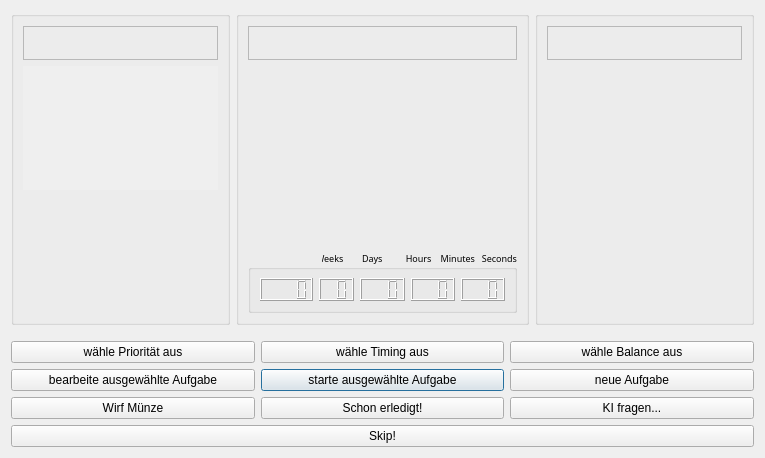
First picture: the form in src/ui/what_now.ui, repository amogorkon/watnu, before the edit.
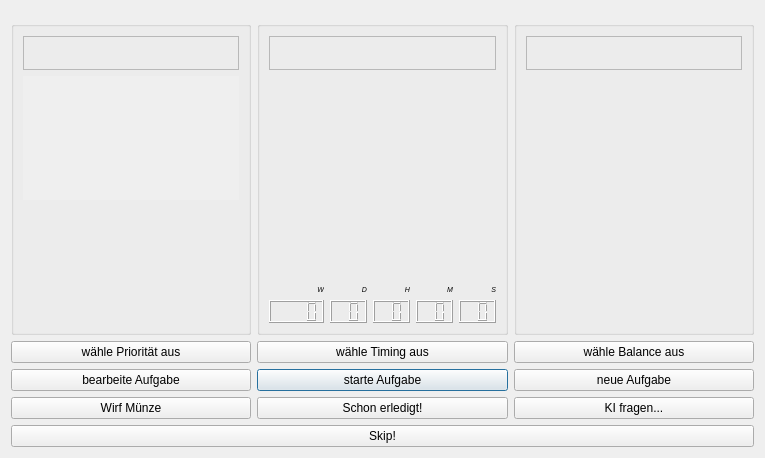
Second picture: the form after the edit. Icons and pictures are not drawn.

Diff of the .ui file:
```diff
--- a/src/ui/what_now.ui
+++ b/src/ui/what_now.ui
@@ -31,8 +31,253 @@
   </property>
   <layout class="QVBoxLayout" name="verticalLayout">
    <item>
-    <layout class="QHBoxLayout" name="horizontalLayout_5">
-     <item>
+    <layout class="QHBoxLayout" name="horizontalLayout_5"/>
+   </item>
+   <item>
+    <layout class="QGridLayout" name="num_buttons">
+     <property name="topMargin">
+      <number>10</number>
+     </property>
+     <item row="2" column="2">
+      <widget class="QPushButton" name="button6">
+       <property name="font">
+        <font>
+         <italic>false</italic>
+        </font>
+       </property>
+       <property name="toolTip">
+        <string>Num6</string>
+       </property>
+       <property name="toolTipDuration">
+        <number>1000</number>
+       </property>
+       <property name="statusTip">
+        <string>6</string>
+       </property>
+       <property name="text">
+        <string>neue Aufgabe</string>
+       </property>
+       <property name="shortcut">
+        <string>6</string>
+       </property>
+       <property name="autoDefault">
+        <bool>false</bool>
+       </property>
+      </widget>
+     </item>
+     <item row="2" column="1">
+      <widget class="QPushButton" name="button5">
+       <property name="font">
+        <font>
+         <italic>false</italic>
+        </font>
+       </property>
+       <property name="toolTip">
+        <string>Num5</string>
+       </property>
+       <property name="toolTipDuration">
+        <number>1000</number>
+       </property>
+       <property name="statusTip">
+        <string>5</string>
+       </property>
+       <property name="text">
+        <string>starte Aufgabe</string>
+       </property>
+       <property name="shortcut">
+        <string>5</string>
+       </property>
+       <property name="autoDefault">
+        <bool>true</bool>
+       </property>
+      </widget>
+     </item>
+     <item row="1" column="0">
+      <widget class="QPushButton" name="button7">
+       <property name="enabled">
+        <bool>true</bool>
+       </property>
+       <property name="font">
+        <font>
+         <italic>false</italic>
+        </font>
+       </property>
+       <property name="text">
+        <string>wähle Priorität aus</string>
+       </property>
+       <property name="shortcut">
+        <string>7</string>
+       </property>
+       <property name="autoDefault">
+        <bool>false</bool>
+       </property>
+      </widget>
+     </item>
+     <item row="1" column="2">
+      <widget class="QPushButton" name="button9">
+       <property name="font">
+        <font>
+         <italic>false</italic>
+        </font>
+       </property>
+       <property name="text">
+        <string>wähle Balance aus</string>
+       </property>
+       <property name="shortcut">
+        <string>9</string>
+       </property>
+       <property name="autoDefault">
+        <bool>false</bool>
+       </property>
+      </widget>
+     </item>
+     <item row="3" column="2">
+      <widget class="QPushButton" name="button3">
+       <property name="font">
+        <font>
+         <italic>false</italic>
+        </font>
+       </property>
+       <property name="toolTip">
+        <string>Num3</string>
+       </property>
+       <property name="toolTipDuration">
+        <number>1000</number>
+       </property>
+       <property name="statusTip">
+        <string>3</string>
+       </property>
+       <property name="text">
+        <string>KI fragen...</string>
+       </property>
+       <property name="autoDefault">
+        <bool>false</bool>
+       </property>
+      </widget>
+     </item>
+     <item row="4" column="0" colspan="3">
+      <widget class="QPushButton" name="button0">
+       <property name="toolTip">
+        <string>Num0</string>
+       </property>
+       <property name="toolTipDuration">
+        <number>1000</number>
+       </property>
+       <property name="text">
+        <string>Skip!</string>
+       </property>
+       <property name="shortcut">
+        <string extracomment="Skip Task (@Num_0)">0</string>
+       </property>
+       <property name="autoDefault">
+        <bool>false</bool>
+       </property>
+      </widget>
+     </item>
+     <item row="1" column="1">
+      <widget class="QPushButton" name="button8">
+       <property name="font">
+        <font>
+         <italic>false</italic>
+        </font>
+       </property>
+       <property name="text">
+        <string>wähle Timing aus</string>
+       </property>
+       <property name="shortcut">
+        <string>8</string>
+       </property>
+       <property name="autoDefault">
+        <bool>false</bool>
+       </property>
+      </widget>
+     </item>
+     <item row="3" column="1">
+      <widget class="QPushButton" name="button2">
+       <property name="font">
+        <font>
+         <italic>false</italic>
+        </font>
+       </property>
+       <property name="toolTip">
+        <string>Num2</string>
+       </property>
+       <property name="toolTipDuration">
+        <number>1000</number>
+       </property>
+       <property name="statusTip">
+        <string>2</string>
+       </property>
+       <property name="text">
+        <string>Schon erledigt!</string>
+       </property>
+       <property name="shortcut">
+        <string>2</string>
+       </property>
+       <property name="autoDefault">
+        <bool>false</bool>
+       </property>
+      </widget>
+     </item>
+     <item row="3" column="0">
+      <widget class="QPushButton" name="button1">
+       <property name="font">
+        <font>
+         <italic>false</italic>
+        </font>
+       </property>
+       <property name="toolTip">
+        <string>Num1</string>
+       </property>
+       <property name="toolTipDuration">
+        <number>1000</number>
+       </property>
+       <property name="statusTip">
+        <string>1</string>
+       </property>
+       <property name="text">
+        <string>Wirf Münze</string>
+       </property>
+       <property name="icon">
+        <iconset>
+         <normaloff>../extra/coin.svg</normaloff>../extra/coin.svg</iconset>
+       </property>
+       <property name="shortcut">
+        <string>1</string>
+       </property>
+       <property name="autoDefault">
+        <bool>false</bool>
+       </property>
+      </widget>
+     </item>
+     <item row="2" column="0">
+      <widget class="QPushButton" name="button4">
+       <property name="font">
+        <font>
+         <italic>false</italic>
+        </font>
+       </property>
+       <property name="toolTip">
+        <string>Num4</string>
+       </property>
+       <property name="toolTipDuration">
+        <number>1000</number>
+       </property>
+       <property name="statusTip">
+        <string>4</string>
+       </property>
+       <property name="text">
+        <string>bearbeite Aufgabe</string>
+       </property>
+       <property name="shortcut">
+        <string>4</string>
+       </property>
+       <property name="autoDefault">
+        <bool>false</bool>
+       </property>
+      </widget>
+     </item>
+     <item row="0" column="0">
       <widget class="QGroupBox" name="priority">
        <property name="sizePolicy">
         <sizepolicy hsizetype="Expanding" vsizetype="Expanding">
@@ -59,6 +304,9 @@
        <property name="toolTip">
         <string>Num7</string>
        </property>
+       <property name="toolTipDuration">
+        <number>1000</number>
+       </property>
        <property name="title">
         <string/>
        </property>
@@ -194,7 +442,7 @@
        </layout>
       </widget>
      </item>
-     <item>
+     <item row="0" column="1">
       <widget class="QGroupBox" name="timing">
        <property name="sizePolicy">
         <sizepolicy hsizetype="Expanding" vsizetype="Preferred">
@@ -210,6 +458,9 @@
        <property name="toolTip">
         <string>Num8</string>
        </property>
+       <property name="toolTipDuration">
+        <number>1000</number>
+       </property>
        <property name="title">
         <string/>
        </property>
@@ -217,67 +468,225 @@
         <set>Qt::AlignCenter</set>
        </property>
        <layout class="QGridLayout" name="gridLayout_2">
-        <item row="3" column="0">
-         <widget class="QLabel" name="task_desc_timing">
-          <property name="sizePolicy">
-           <sizepolicy hsizetype="Expanding" vsizetype="Preferred">
-            <horstretch>0</horstretch>
-            <verstretch>0</verstretch>
-           </sizepolicy>
+        <item row="5" column="0">
+         <layout class="QGridLayout" name="gridLayout_4">
+          <property name="topMargin">
+           <number>0</number>
           </property>
-          <property name="minimumSize">
-           <size>
-            <width>195</width>
-            <height>0</height>
-           </size>
-          </property>
-          <property name="font">
-           <font>
-            <family>Segoe MDL2 Assets</family>
-            <pointsize>8</pointsize>
-            <weight>75</weight>
-            <italic>false</italic>
-            <bold>true</bold>
-           </font>
-          </property>
-          <property name="toolTip">
-           <string notr="true"/>
-          </property>
-          <property name="autoFillBackground">
-           <bool>false</bool>
-          </property>
-          <property name="frameShape">
-           <enum>QFrame::NoFrame</enum>
-          </property>
-          <property name="text">
-           <string notr="true"/>
-          </property>
-          <property name="textFormat">
-           <enum>Qt::PlainText</enum>
-          </property>
-          <property name="alignment">
-           <set>Qt::AlignJustify|Qt::AlignTop</set>
-          </property>
-          <property name="wordWrap">
-           <bool>true</bool>
-          </property>
-          <property name="openExternalLinks">
-           <bool>false</bool>
-          </property>
-         </widget>
-        </item>
-        <item row="4" column="0">
-         <spacer name="verticalSpacer_2">
-          <property name="orientation">
-           <enum>Qt::Vertical</enum>
-          </property>
-          <property name="sizeHint" stdset="0">
-           <size>
-            <width>20</width>
-            <height>40</height>
-           </size>
-          </property>
-         </spacer>
+          <item row="1" column="0">
+           <widget class="QLCDNumber" name="deadline_weeks">
+            <property name="sizePolicy">
+             <sizepolicy hsizetype="Minimum" vsizetype="Fixed">
+              <horstretch>0</horstretch>
+              <verstretch>0</verstretch>
+             </sizepolicy>
+            </property>
+            <property name="font">
+             <font>
+              <pointsize>5</pointsize>
+             </font>
+            </property>
+            <property name="smallDecimalPoint">
+             <bool>false</bool>
+            </property>
+            <property name="digitCount">
+             <number>4</number>
+            </property>
+            <property name="segmentStyle">
+             <enum>QLCDNumber::Filled</enum>
+            </property>
+           </widget>
+          </item>
+          <item row="1" column="1">
+           <widget class="QLCDNumber" name="deadline_days">
+            <property name="sizePolicy">
+             <sizepolicy hsizetype="Minimum" vsizetype="Fixed">
+              <horstretch>0</horstretch>
+              <verstretch>0</verstretch>
+             </sizepolicy>
+            </property>
+            <property name="font">
+             <font>
+              <pointsize>5</pointsize>
+             </font>
+            </property>
+            <property name="digitCount">
+             <number>2</number>
+            </property>
+            <property name="segmentStyle">
+             <enum>QLCDNumber::Filled</enum>
+            </property>
+           </widget>
+          </item>
+          <item row="1" column="2">
+           <widget class="QLCDNumber" name="deadline_hours">
+            <property name="sizePolicy">
+             <sizepolicy hsizetype="Minimum" vsizetype="Fixed">
+              <horstretch>0</horstretch>
+              <verstretch>0</verstretch>
+             </sizepolicy>
+            </property>
+            <property name="font">
+             <font>
+              <pointsize>5</pointsize>
+             </font>
+            </property>
+            <property name="digitCount">
+             <number>2</number>
+            </property>
+            <property name="segmentStyle">
+             <enum>QLCDNumber::Filled</enum>
+            </property>
+           </widget>
+          </item>
+          <item row="1" column="3">
+           <widget class="QLCDNumber" name="deadline_minutes">
+            <property name="sizePolicy">
+             <sizepolicy hsizetype="Minimum" vsizetype="Fixed">
+              <horstretch>0</horstretch>
+              <verstretch>0</verstretch>
+             </sizepolicy>
+            </property>
+            <property name="font">
+             <font>
+              <pointsize>5</pointsize>
+             </font>
+            </property>
+            <property name="digitCount">
+             <number>2</number>
+            </property>
+            <property name="segmentStyle">
+             <enum>QLCDNumber::Filled</enum>
+            </property>
+           </widget>
+          </item>
+          <item row="1" column="4">
+           <widget class="QLCDNumber" name="deadline_seconds">
+            <property name="sizePolicy">
+             <sizepolicy hsizetype="Minimum" vsizetype="Fixed">
+              <horstretch>0</horstretch>
+              <verstretch>0</verstretch>
+             </sizepolicy>
+            </property>
+            <property name="font">
+             <font>
+              <pointsize>5</pointsize>
+             </font>
+            </property>
+            <property name="digitCount">
+             <number>2</number>
+            </property>
+            <property name="segmentStyle">
+             <enum>QLCDNumber::Filled</enum>
+            </property>
+           </widget>
+          </item>
+          <item row="0" column="0">
+           <widget class="QLabel" name="label">
+            <property name="sizePolicy">
+             <sizepolicy hsizetype="Minimum" vsizetype="Preferred">
+              <horstretch>0</horstretch>
+              <verstretch>0</verstretch>
+             </sizepolicy>
+            </property>
+            <property name="font">
+             <font>
+              <pointsize>5</pointsize>
+             </font>
+            </property>
+            <property name="text">
+             <string>W</string>
+            </property>
+            <property name="alignment">
+             <set>Qt::AlignRight|Qt::AlignTrailing|Qt::AlignVCenter</set>
+            </property>
+           </widget>
+          </item>
+          <item row="0" column="1">
+           <widget class="QLabel" name="label_2">
+            <property name="sizePolicy">
+             <sizepolicy hsizetype="Minimum" vsizetype="Preferred">
+              <horstretch>0</horstretch>
+              <verstretch>0</verstretch>
+             </sizepolicy>
+            </property>
+            <property name="font">
+             <font>
+              <pointsize>5</pointsize>
+             </font>
+            </property>
+            <property name="text">
+             <string>D</string>
+            </property>
+            <property name="alignment">
+             <set>Qt::AlignRight|Qt::AlignTrailing|Qt::AlignVCenter</set>
+            </property>
+           </widget>
+          </item>
+          <item row="0" column="2">
+           <widget class="QLabel" name="label_3">
+            <property name="sizePolicy">
+             <sizepolicy hsizetype="Minimum" vsizetype="Preferred">
+              <horstretch>0</horstretch>
+              <verstretch>0</verstretch>
+             </sizepolicy>
+            </property>
+            <property name="font">
+             <font>
+              <pointsize>5</pointsize>
+             </font>
+            </property>
+            <property name="text">
+             <string>H</string>
+            </property>
+            <property name="alignment">
+             <set>Qt::AlignRight|Qt::AlignTrailing|Qt::AlignVCenter</set>
+            </property>
+           </widget>
+          </item>
+          <item row="0" column="3">
+           <widget class="QLabel" name="label_4">
+            <property name="sizePolicy">
+             <sizepolicy hsizetype="Minimum" vsizetype="Preferred">
+              <horstretch>0</horstretch>
+              <verstretch>0</verstretch>
+             </sizepolicy>
+            </property>
+            <property name="font">
+             <font>
+              <pointsize>5</pointsize>
+             </font>
+            </property>
+            <property name="text">
+             <string>M</string>
+            </property>
+            <property name="alignment">
+             <set>Qt::AlignRight|Qt::AlignTrailing|Qt::AlignVCenter</set>
+            </property>
+           </widget>
+          </item>
+          <item row="0" column="4">
+           <widget class="QLabel" name="label_5">
+            <property name="sizePolicy">
+             <sizepolicy hsizetype="Minimum" vsizetype="Preferred">
+              <horstretch>0</horstretch>
+              <verstretch>0</verstretch>
+             </sizepolicy>
+            </property>
+            <property name="font">
+             <font>
+              <pointsize>5</pointsize>
+             </font>
+            </property>
+            <property name="text">
+             <string>S</string>
+            </property>
+            <property name="alignment">
+             <set>Qt::AlignRight|Qt::AlignTrailing|Qt::AlignVCenter</set>
+            </property>
+           </widget>
+          </item>
+         </layout>
         </item>
         <item row="1" column="0">
          <layout class="QHBoxLayout" name="timing_header">
@@ -332,117 +741,72 @@
           </item>
          </layout>
         </item>
-        <item row="5" column="0">
-         <widget class="QGroupBox" name="groupBox_2">
+        <item row="3" column="0">
+         <widget class="QLabel" name="task_desc_timing">
           <property name="sizePolicy">
-           <sizepolicy hsizetype="Expanding" vsizetype="Fixed">
+           <sizepolicy hsizetype="Expanding" vsizetype="Preferred">
             <horstretch>0</horstretch>
             <verstretch>0</verstretch>
            </sizepolicy>
           </property>
+          <property name="minimumSize">
+           <size>
+            <width>195</width>
+            <height>0</height>
+           </size>
+          </property>
           <property name="font">
            <font>
-            <family>MS Reference Sans Serif</family>
-            <pointsize>7</pointsize>
-            <weight>50</weight>
+            <family>Segoe MDL2 Assets</family>
+            <pointsize>8</pointsize>
+            <weight>75</weight>
             <italic>false</italic>
-            <bold>false</bold>
+            <bold>true</bold>
            </font>
           </property>
-          <property name="title">
-           <string>Weeks        Days          Hours    Minutes   Seconds</string>
+          <property name="toolTip">
+           <string notr="true"/>
+          </property>
+          <property name="autoFillBackground">
+           <bool>false</bool>
+          </property>
+          <property name="frameShape">
+           <enum>QFrame::NoFrame</enum>
+          </property>
+          <property name="text">
+           <string notr="true"/>
+          </property>
+          <property name="textFormat">
+           <enum>Qt::PlainText</enum>
           </property>
           <property name="alignment">
-           <set>Qt::AlignRight|Qt::AlignTrailing|Qt::AlignVCenter</set>
+           <set>Qt::AlignJustify|Qt::AlignTop</set>
           </property>
-          <layout class="QHBoxLayout" name="horizontalLayout_3">
-           <item>
-            <widget class="QLCDNumber" name="deadline_weeks">
-             <property name="sizePolicy">
-              <sizepolicy hsizetype="Expanding" vsizetype="Fixed">
-               <horstretch>0</horstretch>
-               <verstretch>0</verstretch>
-              </sizepolicy>
-             </property>
-             <property name="digitCount">
-              <number>4</number>
-             </property>
-             <property name="segmentStyle">
-              <enum>QLCDNumber::Filled</enum>
-             </property>
-            </widget>
-           </item>
-           <item>
-            <widget class="QLCDNumber" name="deadline_days">
-             <property name="sizePolicy">
-              <sizepolicy hsizetype="Expanding" vsizetype="Fixed">
-               <horstretch>0</horstretch>
-               <verstretch>0</verstretch>
-              </sizepolicy>
-             </property>
-             <property name="digitCount">
-              <number>2</number>
-             </property>
-             <property name="segmentStyle">
-              <enum>QLCDNumber::Filled</enum>
-             </property>
-            </widget>
-           </item>
-           <item>
-            <widget class="QLCDNumber" name="deadline_hours">
-             <property name="sizePolicy">
-              <sizepolicy hsizetype="Expanding" vsizetype="Fixed">
-               <horstretch>0</horstretch>
-               <verstretch>0</verstretch>
-              </sizepolicy>
-             </property>
-             <property name="digitCount">
-              <number>3</number>
-             </property>
-             <property name="segmentStyle">
-              <enum>QLCDNumber::Filled</enum>
-             </property>
-            </widget>
-           </item>
-           <item>
-            <widget class="QLCDNumber" name="deadline_minutes">
-             <property name="sizePolicy">
-              <sizepolicy hsizetype="Expanding" vsizetype="Fixed">
-               <horstretch>0</horstretch>
-               <verstretch>0</verstretch>
-              </sizepolicy>
-             </property>
-             <property name="digitCount">
-              <number>3</number>
-             </property>
-             <property name="segmentStyle">
-              <enum>QLCDNumber::Filled</enum>
-             </property>
-            </widget>
-           </item>
-           <item>
-            <widget class="QLCDNumber" name="deadline_seconds">
-             <property name="sizePolicy">
-              <sizepolicy hsizetype="Expanding" vsizetype="Fixed">
-               <horstretch>0</horstretch>
-               <verstretch>0</verstretch>
-              </sizepolicy>
-             </property>
-             <property name="digitCount">
-              <number>3</number>
-             </property>
-             <property name="segmentStyle">
-              <enum>QLCDNumber::Filled</enum>
-             </property>
-            </widget>
-           </item>
-          </layout>
+          <property name="wordWrap">
+           <bool>true</bool>
+          </property>
+          <property name="openExternalLinks">
+           <bool>false</bool>
+          </property>
          </widget>
         </item>
+        <item row="4" column="0">
+         <spacer name="verticalSpacer_2">
+          <property name="orientation">
+           <enum>Qt::Vertical</enum>
+          </property>
+          <property name="sizeHint" stdset="0">
+           <size>
+            <width>20</width>
+            <height>40</height>
+           </size>
+          </property>
+         </spacer>
+        </item>
        </layout>
       </widget>
      </item>
-     <item>
+     <item row="0" column="2">
       <widget class="QGroupBox" name="balance">
        <property name="sizePolicy">
         <sizepolicy hsizetype="Expanding" vsizetype="Expanding">
@@ -467,6 +831,9 @@
        <property name="toolTip">
         <string>Num9</string>
        </property>
+       <property name="toolTipDuration">
+        <number>1000</number>
+       </property>
        <property name="autoFillBackground">
         <bool>false</bool>
        </property>
@@ -597,231 +964,6 @@
      </item>
     </layout>
    </item>
-   <item>
-    <layout class="QGridLayout" name="num_buttons">
-     <property name="topMargin">
-      <number>10</number>
-     </property>
-     <item row="1" column="1">
-      <widget class="QPushButton" name="button5">
-       <property name="font">
-        <font>
-         <italic>false</italic>
-        </font>
-       </property>
-       <property name="toolTip">
-        <string>Num5</string>
-       </property>
-       <property name="statusTip">
-        <string>5</string>
-       </property>
-       <property name="text">
-        <string>starte ausgewählte Aufgabe</string>
-       </property>
-       <property name="shortcut">
-        <string>5</string>
-       </property>
-       <property name="autoDefault">
-        <bool>true</bool>
-       </property>
-      </widget>
-     </item>
-     <item row="1" column="2">
-      <widget class="QPushButton" name="button6">
-       <property name="font">
-        <font>
-         <italic>false</italic>
-        </font>
-       </property>
-       <property name="toolTip">
-        <string>Num6</string>
-       </property>
-       <property name="statusTip">
-        <string>6</string>
-       </property>
-       <property name="text">
-        <string>neue Aufgabe</string>
-       </property>
-       <property name="shortcut">
-        <string>6</string>
-       </property>
-       <property name="autoDefault">
-        <bool>false</bool>
-       </property>
-      </widget>
-     </item>
-     <item row="2" column="0">
-      <widget class="QPushButton" name="button1">
-       <property name="font">
-        <font>
-         <italic>false</italic>
-        </font>
-       </property>
-       <property name="toolTip">
-        <string>Num1</string>
-       </property>
-       <property name="statusTip">
-        <string>1</string>
-       </property>
-       <property name="text">
-        <string>Wirf Münze</string>
-       </property>
-       <property name="icon">
-        <iconset>
-         <normaloff>../extra/coin.svg</normaloff>../extra/coin.svg</iconset>
-       </property>
-       <property name="shortcut">
-        <string>1</string>
-       </property>
-       <property name="autoDefault">
-        <bool>false</bool>
-       </property>
-      </widget>
-     </item>
-     <item row="1" column="0">
-      <widget class="QPushButton" name="button4">
-       <property name="font">
-        <font>
-         <italic>false</italic>
-        </font>
-       </property>
-       <property name="toolTip">
-        <string>Num4</string>
-       </property>
-       <property name="statusTip">
-        <string>4</string>
-       </property>
-       <property name="text">
-        <string>bearbeite ausgewählte Aufgabe</string>
-       </property>
-       <property name="shortcut">
-        <string>4</string>
-       </property>
-       <property name="autoDefault">
-        <bool>false</bool>
-       </property>
-      </widget>
-     </item>
-     <item row="2" column="1">
-      <widget class="QPushButton" name="button2">
-       <property name="font">
-        <font>
-         <italic>false</italic>
-        </font>
-       </property>
-       <property name="toolTip">
-        <string>Num2</string>
-       </property>
-       <property name="statusTip">
-        <string>2</string>
-       </property>
-       <property name="text">
-        <string>Schon erledigt!</string>
-       </property>
-       <property name="shortcut">
-        <string>2</string>
-       </property>
-       <property name="autoDefault">
-        <bool>false</bool>
-       </property>
-      </widget>
-     </item>
-     <item row="2" column="2">
-      <widget class="QPushButton" name="button3">
-       <property name="font">
-        <font>
-         <italic>false</italic>
-        </font>
-       </property>
-       <property name="toolTip">
-        <string>Num3</string>
-       </property>
-       <property name="statusTip">
-        <string>3</string>
-       </property>
-       <property name="text">
-        <string>KI fragen...</string>
-       </property>
-       <property name="autoDefault">
-        <bool>false</bool>
-       </property>
-      </widget>
-     </item>
-     <item row="0" column="1">
-      <widget class="QPushButton" name="button8">
-       <property name="font">
-        <font>
-         <italic>false</italic>
-        </font>
-       </property>
-       <property name="text">
-        <string>wähle Timing aus</string>
-       </property>
-       <property name="shortcut">
-        <string>8</string>
-       </property>
-       <property name="autoDefault">
-        <bool>false</bool>
-       </property>
-      </widget>
-     </item>
-     <item row="0" column="2">
-      <widget class="QPushButton" name="button9">
-       <property name="font">
-        <font>
-         <italic>false</italic>
-        </font>
-       </property>
-       <property name="text">
-        <string>wähle Balance aus</string>
-       </property>
-       <property name="shortcut">
-        <string>9</string>
-       </property>
-       <property name="autoDefault">
-        <bool>false</bool>
-       </property>
-      </widget>
-     </item>
-     <item row="0" column="0">
-      <widget class="QPushButton" name="button7">
-       <property name="enabled">
-        <bool>true</bool>
-       </property>
-       <property name="font">
-        <font>
-         <italic>false</italic>
-        </font>
-       </property>
-       <property name="text">
-        <string>wähle Priorität aus</string>
-       </property>
-       <property name="shortcut">
-        <string>7</string>
-       </property>
-       <property name="autoDefault">
-        <bool>false</bool>
-       </property>
-      </widget>
-     </item>
-     <item row="3" column="0" colspan="3">
-      <widget class="QPushButton" name="button0">
-       <property name="toolTip">
-        <string>Num0</string>
-       </property>
-       <property name="text">
-        <string>Skip!</string>
-       </property>
-       <property name="shortcut">
-        <string extracomment="Skip Task (@Num_0)">0</string>
-       </property>
-       <property name="autoDefault">
-        <bool>false</bool>
-       </property>
-      </widget>
-     </item>
-    </layout>
-   </item>
   </layout>
  </widget>
  <resources/>
```
